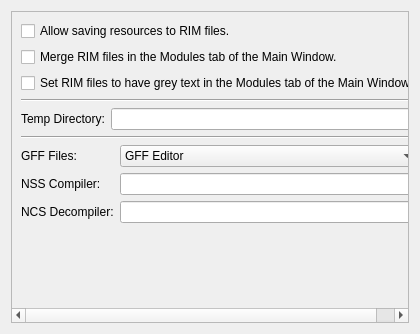
Before: the Qt Designer form ui/widgets/settings/misc.ui in NickHugi/PyKotor, drawn with Qt 5.
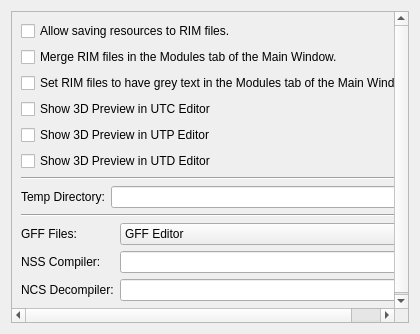
After: the same form once the commit is applied.

Commit message: Make 3D preview toggable

The edit to the form file:
```diff
--- a/ui/widgets/settings/misc.ui
+++ b/ui/widgets/settings/misc.ui
@@ -50,6 +50,27 @@
          </property>
         </widget>
        </item>
+       <item>
+        <widget class="QCheckBox" name="showPreviewUTCCheck">
+         <property name="text">
+          <string>Show 3D Preview in UTC Editor</string>
+         </property>
+        </widget>
+       </item>
+       <item>
+        <widget class="QCheckBox" name="showPreviewUTPCheck">
+         <property name="text">
+          <string>Show 3D Preview in UTP Editor</string>
+         </property>
+        </widget>
+       </item>
+       <item>
+        <widget class="QCheckBox" name="showPreviewUTDCheck">
+         <property name="text">
+          <string>Show 3D Preview in UTD Editor</string>
+         </property>
+        </widget>
+       </item>
        <item>
         <widget class="Line" name="line">
          <property name="orientation">
```
The commit also changes 6 other files.
